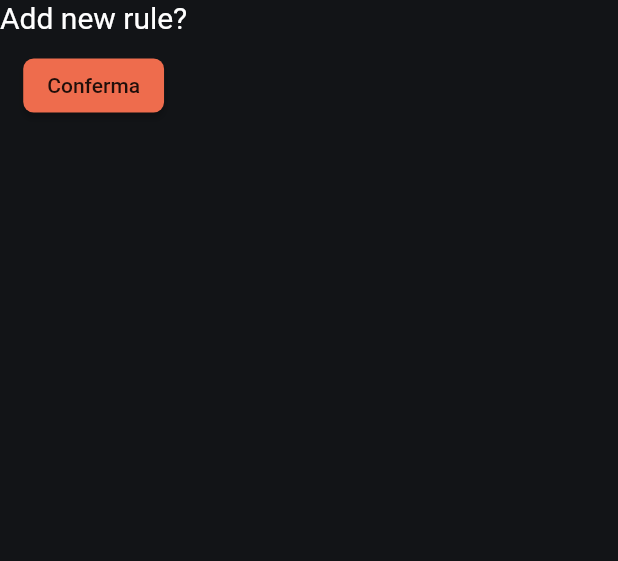
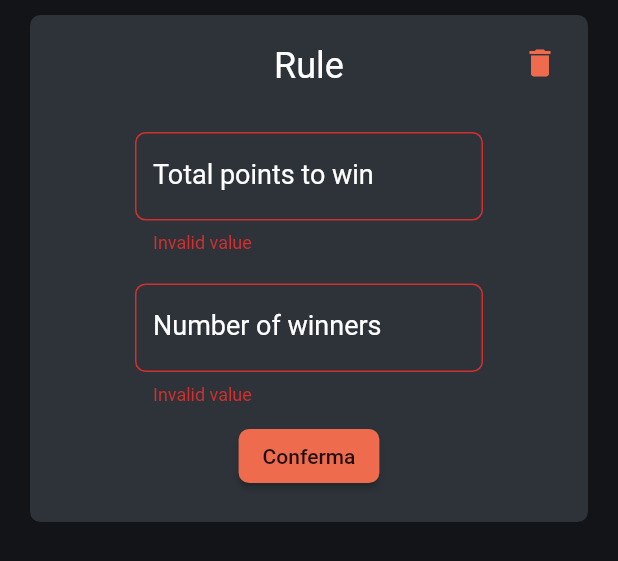
Before and after one commit to tommaso2212/Octopoints, a Flutter app: the RuleModal widget shown alone on an empty page, opened directly with empty values, on a phone screen of 412 x 824 dp. Shown: the top 561 px of the screen. Run offline on Flutter 3.47's test engine with Material 2 defaults, Android fonts, the phone set to English and light mode, and no system bars; our stand-ins replace floor, sqflite; missing offline and left inert: floor_annotation; accounts and stored records are empty; generated files the repository leaves out were written again.

Commit message:
Updated rule modal

```diff
--- a/octopoints_flutter/lib/ui/components/modal/RuleModal.dart
+++ b/octopoints_flutter/lib/ui/components/modal/RuleModal.dart
@@ -9,29 +9,30 @@ import 'package:octopoints_flutter/ui/providers/RuleProvider.dart';
 import 'package:provider/provider.dart';
 
 class RuleModal extends StatefulWidget {
-  final Match match;
-
-  const RuleModal({required this.match});
+  final Rule rule;
+  const RuleModal({required this.rule});
 
   @override
   State<RuleModal> createState() => _RuleModalState();
 }
 
 class _RuleModalState extends State<RuleModal> {
+  String totalPointsToWin = "";
+  String winners = "";
+
   Widget buildRuleCard(Rule rule, BuildContext context) {
-    print(rule.id);
     return RoundedCard(
       Column(
         mainAxisSize: MainAxisSize.min,
         crossAxisAlignment: CrossAxisAlignment.center,
         children: [
-          Padding(
-            padding: const EdgeInsets.only(
+          const Padding(
+            padding: EdgeInsets.only(
               bottom: 20,
             ),
             child: Text(
-              widget.match.name,
-              style: const TextStyle(
+              "Rule",
+              style: TextStyle(
                 fontSize: 24,
               ),
             ),
@@ -44,15 +45,13 @@ class _RuleModalState extends State<RuleModal> {
             child: TextInputField(
               initialValue: rule.total.toString(),
               autoFocus: false,
-              label: "Total points to win",
+              label: 'Total points to win',
               validateInput: (value) => value.isNotEmpty && value != "0",
               textInputType:
                   const TextInputType.numberWithOptions(signed: true),
-              onChanged: (value) => context.read<RuleProvider>().updateRule(
-                    rule.setTotal(
-                      int.parse(value),
-                    ),
-                  ),
+              onChanged: (value) => setState(() {
+                totalPointsToWin = value;
+              }),
             ),
           ),
           Padding(
@@ -67,17 +66,16 @@ class _RuleModalState extends State<RuleModal> {
               validateInput: (value) => value.isNotEmpty && value != "0",
               textInputType:
                   const TextInputType.numberWithOptions(signed: true),
-              onChanged: (value) => context.read<RuleProvider>().updateRule(
-                    rule.setWinners(
-                      int.parse(value),
-                    ),
-                  ),
+              onChanged: (value) => setState(() {
+                winners = value;
+              }),
             ),
           ),
           Padding(
             padding: EdgeInsets.only(
               bottom: MediaQuery.of(context).viewInsets.bottom,
             ),
+            child: ConfirmButton(() {}),
           ),
         ],
       ),
@@ -88,37 +86,8 @@ class _RuleModalState extends State<RuleModal> {
   @override
   Widget build(BuildContext context) {
     return ChangeNotifierProvider(
-      create: (context) => RuleProvider(widget.match),
-      builder: (context, _) => FutureBuilder(
-        future: context
-            .select<RuleProvider, Future<Rule?>>((provider) => provider.data),
-        builder: (context, AsyncSnapshot<Rule?> snap) {
-          if (snap.connectionState == ConnectionState.waiting) {
-            return OctopointsProgressIndicator();
-          } else if (snap.hasError) {
-            return Text("Error: " + snap.error.toString());
-          } else if (snap.hasData) {
-            return buildRuleCard(snap.data!, context);
-          }
-          return Column(
-            mainAxisSize: MainAxisSize.min,
-            children: [
-              const Padding(
-                padding: EdgeInsets.only(bottom: 10),
-                child: Text(
-                  "Add new rule?",
-                  style: TextStyle(
-                    fontSize: 20,
-                  ),
-                ),
-              ),
-              ConfirmButton(
-                () => context.read<RuleProvider>().createRule(),
-              ),
-            ],
-          );
-        },
-      ),
+      create: (context) => RuleProvider(widget.rule),
+      builder: (context, _) => buildRuleCard(context.select<RuleProvider, Rule>((value) => value.data), context),
     );
   }
 }
--- a/octopoints_flutter/lib/ui/pages/HomePage.dart
+++ b/octopoints_flutter/lib/ui/pages/HomePage.dart
@@ -34,12 +34,12 @@ class HomePage extends StatelessWidget {
         ),
       ),
       onDelete: (() => _matchProvider.deleteMatch(match)),
-      onLongPress: () => BaseModal.showModal(
+      onLongPress: match.rule != null ? () => BaseModal.showModal(
         context,
         RuleModal(
-          match: match,
+          rule: match.rule!,
         ),
-      ),
+      ): null,
     );
   }
 
--- a/octopoints_flutter/lib/ui/providers/RuleProvider.dart
+++ b/octopoints_flutter/lib/ui/providers/RuleProvider.dart
@@ -3,27 +3,17 @@ import 'package:octopoints_flutter/service/model/Rule.dart';
 import 'package:octopoints_flutter/service/service.dart';
 
 class RuleProvider extends ChangeNotifier{
-  final Match _match;
-  RuleProvider(this._match);
+  Rule _rule;
+  RuleProvider(this._rule);
 
-  Future<Rule?> get data => _match.rule != null ? Future.value(_match.rule) : getData().then((value) => _match.rule = value);
-
-  Future<Rule?> getData() async {
-    return DBService.ruleService.getRuleByMatchId(_match.id);
-  }
-
-  void createRule() async {
-    _match.rule = await DBService.ruleService.createRule(Rule(matchId: _match.id, winners: 0, total: 0));
-  }
+  Rule get data => _rule;
 
   void updateRule(Rule ruleToUpdate) async {
     await DBService.ruleService.updateRule(ruleToUpdate);
-    _match.rule = ruleToUpdate;
+    _rule = ruleToUpdate;
   }
 
   void deleteRule(Rule rule) async {
     await DBService.ruleService.deleteRule(rule);
-    _match.rule = null;
-    notifyListeners();
   }
 }
```
Also changed, not shown: octopoints_flutter/lib/service/impl/MatchServiceImpl.dart (+10 -3 lines), octopoints_flutter/lib/ui/components/TextInputField.dart (+2 -6 lines), 1 other file.
